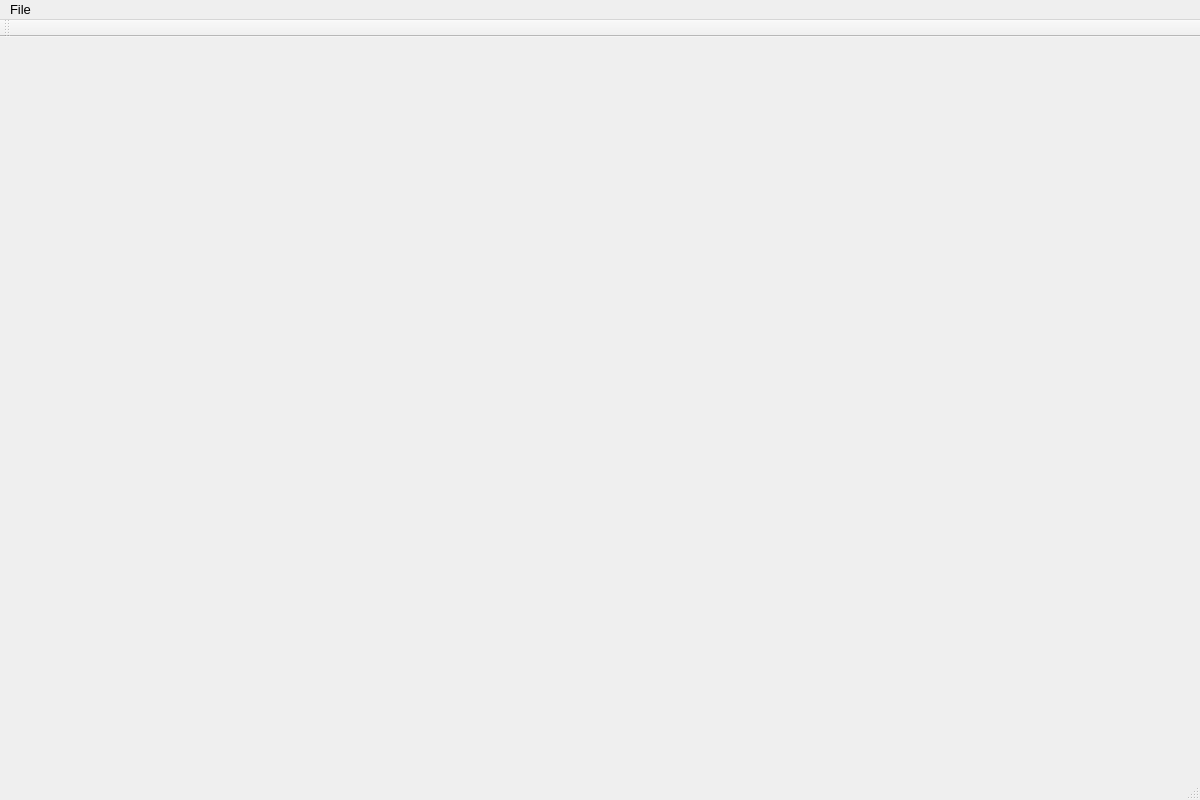
Old version of the form ALAYO---Project-2/ALAYO/mainwindow.ui in the repository akarapetian/ALAYO---Project-2.
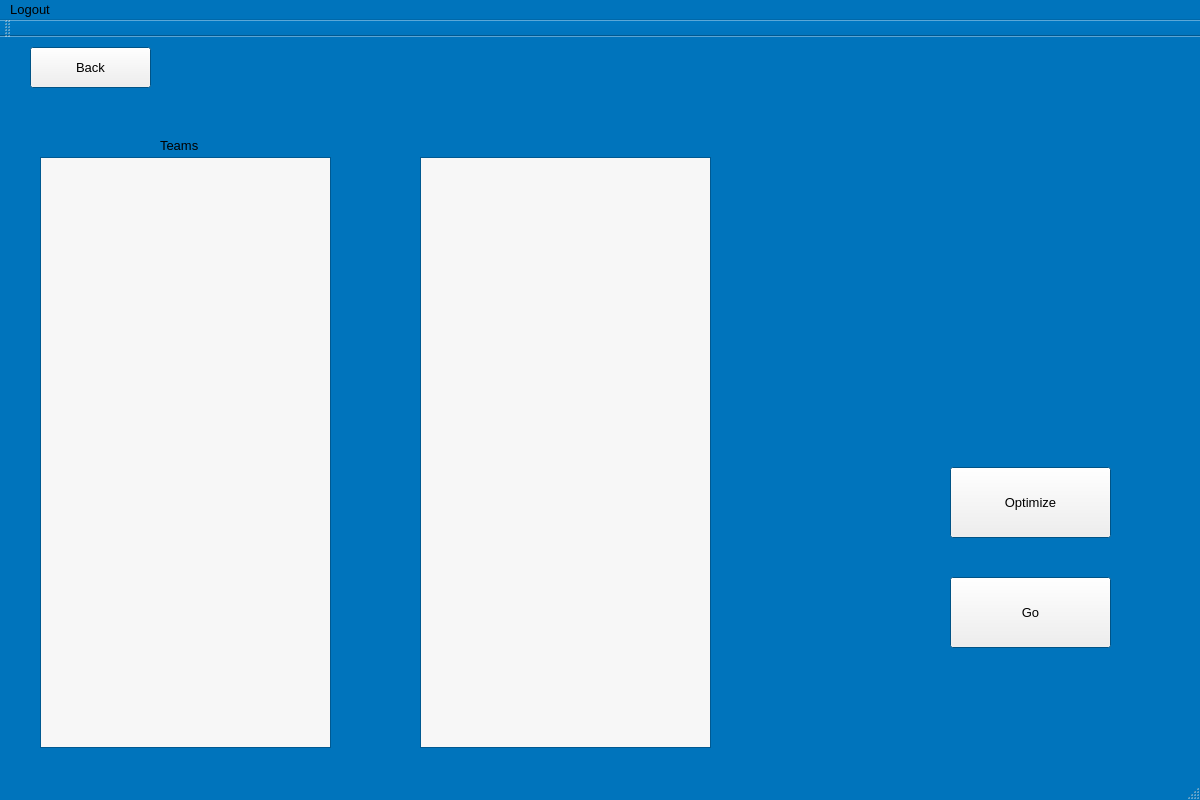
New version of the form. The open tabs and pages were chosen to show the change.

Commit message: Added Graph Class

```diff
--- a/ALAYO---Project-2/ALAYO/mainwindow.ui
+++ b/ALAYO---Project-2/ALAYO/mainwindow.ui
@@ -34,6 +34,70 @@
     <height>700</height>
    </size>
   </property>
+  <property name="palette">
+   <palette>
+    <active>
+     <colorrole role="Base">
+      <brush brushstyle="SolidPattern">
+       <color alpha="255">
+        <red>163</red>
+        <green>22</green>
+        <blue>33</blue>
+       </color>
+      </brush>
+     </colorrole>
+     <colorrole role="Window">
+      <brush brushstyle="SolidPattern">
+       <color alpha="255">
+        <red>0</red>
+        <green>116</green>
+        <blue>188</blue>
+       </color>
+      </brush>
+     </colorrole>
+    </active>
+    <inactive>
+     <colorrole role="Base">
+      <brush brushstyle="SolidPattern">
+       <color alpha="255">
+        <red>163</red>
+        <green>22</green>
+        <blue>33</blue>
+       </color>
+      </brush>
+     </colorrole>
+     <colorrole role="Window">
+      <brush brushstyle="SolidPattern">
+       <color alpha="255">
+        <red>0</red>
+        <green>116</green>
+        <blue>188</blue>
+       </color>
+      </brush>
+     </colorrole>
+    </inactive>
+    <disabled>
+     <colorrole role="Base">
+      <brush brushstyle="SolidPattern">
+       <color alpha="255">
+        <red>0</red>
+        <green>116</green>
+        <blue>188</blue>
+       </color>
+      </brush>
+     </colorrole>
+     <colorrole role="Window">
+      <brush brushstyle="SolidPattern">
+       <color alpha="255">
+        <red>0</red>
+        <green>116</green>
+        <blue>188</blue>
+       </color>
+      </brush>
+     </colorrole>
+    </disabled>
+   </palette>
+  </property>
   <property name="font">
    <font>
     <pointsize>10</pointsize>
@@ -46,8 +110,8 @@
    <widget class="QStackedWidget" name="primaryPageStackedWidget">
     <property name="geometry">
      <rect>
-      <x>70</x>
-      <y>10</y>
+      <x>-20</x>
+      <y>0</y>
       <width>1201</width>
       <height>761</height>
      </rect>
@@ -58,6 +122,124 @@
       <verstretch>0</verstretch>
      </sizepolicy>
     </property>
+    <property name="palette">
+     <palette>
+      <active>
+       <colorrole role="Base">
+        <brush brushstyle="SolidPattern">
+         <color alpha="255">
+          <red>247</red>
+          <green>247</green>
+          <blue>247</blue>
+         </color>
+        </brush>
+       </colorrole>
+       <colorrole role="Shadow">
+        <brush brushstyle="SolidPattern">
+         <color alpha="255">
+          <red>40</red>
+          <green>38</green>
+          <blue>40</blue>
+         </color>
+        </brush>
+       </colorrole>
+       <colorrole role="Highlight">
+        <brush brushstyle="SolidPattern">
+         <color alpha="255">
+          <red>163</red>
+          <green>22</green>
+          <blue>33</blue>
+         </color>
+        </brush>
+       </colorrole>
+       <colorrole role="AlternateBase">
+        <brush brushstyle="SolidPattern">
+         <color alpha="255">
+          <red>170</red>
+          <green>0</green>
+          <blue>0</blue>
+         </color>
+        </brush>
+       </colorrole>
+      </active>
+      <inactive>
+       <colorrole role="Base">
+        <brush brushstyle="SolidPattern">
+         <color alpha="255">
+          <red>247</red>
+          <green>247</green>
+          <blue>247</blue>
+         </color>
+        </brush>
+       </colorrole>
+       <colorrole role="Shadow">
+        <brush brushstyle="SolidPattern">
+         <color alpha="255">
+          <red>40</red>
+          <green>38</green>
+          <blue>40</blue>
+         </color>
+        </brush>
+       </colorrole>
+       <colorrole role="Highlight">
+        <brush brushstyle="SolidPattern">
+         <color alpha="255">
+          <red>163</red>
+          <green>22</green>
+          <blue>33</blue>
+         </color>
+        </brush>
+       </colorrole>
+       <colorrole role="AlternateBase">
+        <brush brushstyle="SolidPattern">
+         <color alpha="255">
+          <red>170</red>
+          <green>0</green>
+          <blue>0</blue>
+         </color>
+        </brush>
+       </colorrole>
+      </inactive>
+      <disabled>
+       <colorrole role="Base">
+        <brush brushstyle="SolidPattern">
+         <color alpha="255">
+          <red>0</red>
+          <green>116</green>
+          <blue>188</blue>
+         </color>
+        </brush>
+       </colorrole>
+       <colorrole role="Shadow">
+        <brush brushstyle="SolidPattern">
+         <color alpha="255">
+          <red>40</red>
+          <green>38</green>
+          <blue>40</blue>
+         </color>
+        </brush>
+       </colorrole>
+       <colorrole role="Highlight">
+        <brush brushstyle="SolidPattern">
+         <color alpha="255">
+          <red>0</red>
+          <green>120</green>
+          <blue>215</blue>
+         </color>
+        </brush>
+       </colorrole>
+       <colorrole role="AlternateBase">
+        <brush brushstyle="SolidPattern">
+         <color alpha="255">
+          <red>170</red>
+          <green>0</green>
+          <blue>0</blue>
+         </color>
+        </brush>
+       </colorrole>
+      </disabled>
+     </palette>
+    </property>
     <property name="currentIndex">
      <number>0</number>
     </property>
@@ -491,9 +673,9 @@
       <property name="geometry">
        <rect>
         <x>0</x>
-        <y>0</y>
+        <y>-10</y>
         <width>1201</width>
-        <height>771</height>
+        <height>781</height>
        </rect>
       </property>
       <widget class="QWidget" name="welcomePage_user">
@@ -556,7 +738,161 @@
         </property>
        </widget>
       </widget>
-      <widget class="QWidget" name="takeTripPage"/>
+      <widget class="QWidget" name="takeTripPage">
+       <widget class="QStackedWidget" name="takeTripStackedWidget">
+        <property name="geometry">
+         <rect>
+          <x>0</x>
+          <y>-10</y>
+          <width>1191</width>
+          <height>761</height>
+         </rect>
+        </property>
+        <widget class="QWidget" name="tripTypeSelectionPage">
+         <widget class="QPushButton" name="visitSingleButton">
+          <property name="geometry">
+           <rect>
+            <x>90</x>
+            <y>560</y>
+            <width>351</width>
+            <height>101</height>
+           </rect>
+          </property>
+          <property name="text">
+           <string>Visit A Stadium</string>
+          </property>
+         </widget>
+         <widget class="QPushButton" name="visitMultipleButton">
+          <property name="geometry">
+           <rect>
+            <x>760</x>
+            <y>560</y>
+            <width>351</width>
+            <height>101</height>
+           </rect>
+          </property>
+          <property name="text">
+           <string>Visit Multiple Stadiums</string>
+          </property>
+         </widget>
+         <widget class="QLabel" name="label_29">
+          <property name="geometry">
+           <rect>
+            <x>550</x>
+            <y>30</y>
+            <width>91</width>
+            <height>16</height>
+           </rect>
+          </property>
+          <property name="text">
+           <string>Take Trip Page</string>
+          </property>
+         </widget>
+         <widget class="QPushButton" name="takeTripPageBackButton">
+          <property name="geometry">
+           <rect>
+            <x>50</x>
+            <y>50</y>
+            <width>121</width>
+            <height>41</height>
+           </rect>
+          </property>
+          <property name="text">
+           <string>Back</string>
+          </property>
+         </widget>
+        </widget>
+        <widget class="QWidget" name="multipleSelectionPage">
+         <widget class="QListWidget" name="availibleTeamsStackedWidget">
+          <property name="geometry">
+           <rect>
+            <x>60</x>
+            <y>140</y>
+            <width>291</width>
+            <height>591</height>
+           </rect>
+          </property>
+         </widget>
+         <widget class="QLabel" name="label_30">
+          <property name="geometry">
+           <rect>
+            <x>180</x>
+            <y>120</y>
+            <width>61</width>
+            <height>16</height>
+           </rect>
+          </property>
+          <property name="text">
+           <string>Teams</string>
+          </property>
+         </widget>
+         <widget class="QPushButton" name="optimizeButton">
+          <property name="geometry">
+           <rect>
+            <x>970</x>
+            <y>450</y>
+            <width>161</width>
+            <height>71</height>
+           </rect>
+          </property>
+          <property name="text">
+           <string>Optimize</string>
+          </property>
+         </widget>
+         <widget class="QPushButton" name="goButton">
+          <property name="geometry">
+           <rect>
+            <x>970</x>
+            <y>560</y>
+            <width>161</width>
+            <height>71</height>
+           </rect>
+          </property>
+          <property name="text">
+           <string>Go</string>
+          </property>
+         </widget>
+         <widget class="QListWidget" name="selectedTeamsStackedWidget">
+          <property name="geometry">
+           <rect>
+            <x>440</x>
+            <y>140</y>
+            <width>291</width>
+            <height>591</height>
+           </rect>
+          </property>
+         </widget>
+         <widget class="QPushButton" name="multipleSelectionPageBackButton">
+          <property name="geometry">
+           <rect>
+            <x>50</x>
+            <y>30</y>
+            <width>121</width>
+            <height>41</height>
+           </rect>
+          </property>
+          <property name="text">
+           <string>Back</string>
+          </property>
+         </widget>
+        </widget>
+        <widget class="QWidget" name="singleSelectionPage">
+         <widget class="QPushButton" name="singleSelectionPageBackButton">
+          <property name="geometry">
+           <rect>
+            <x>90</x>
+            <y>60</y>
+            <width>121</width>
+            <height>41</height>
+           </rect>
+          </property>
+          <property name="text">
+           <string>Back</string>
+          </property>
+         </widget>
+        </widget>
+       </widget>
+      </widget>
       <widget class="QWidget" name="informationPage">
        <widget class="QPushButton" name="informationBackButton">
         <property name="geometry">
@@ -1446,12 +1782,12 @@
      <x>0</x>
      <y>0</y>
      <width>1200</width>
-     <height>19</height>
+     <height>21</height>
     </rect>
    </property>
    <widget class="QMenu" name="menuFile">
     <property name="title">
-     <string>File</string>
+     <string>Logout</string>
     </property>
     <addaction name="actionLogout"/>
    </widget>
```
Left out of the diff: 78 changed lines with no effect on the pictures. The commit also changes 42 other files.
